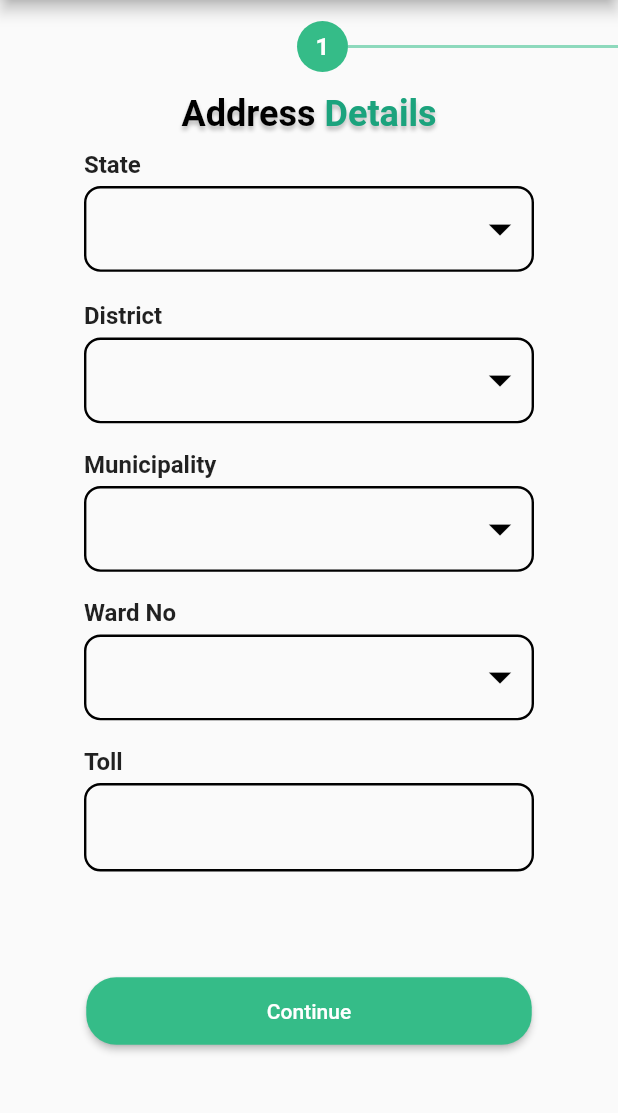
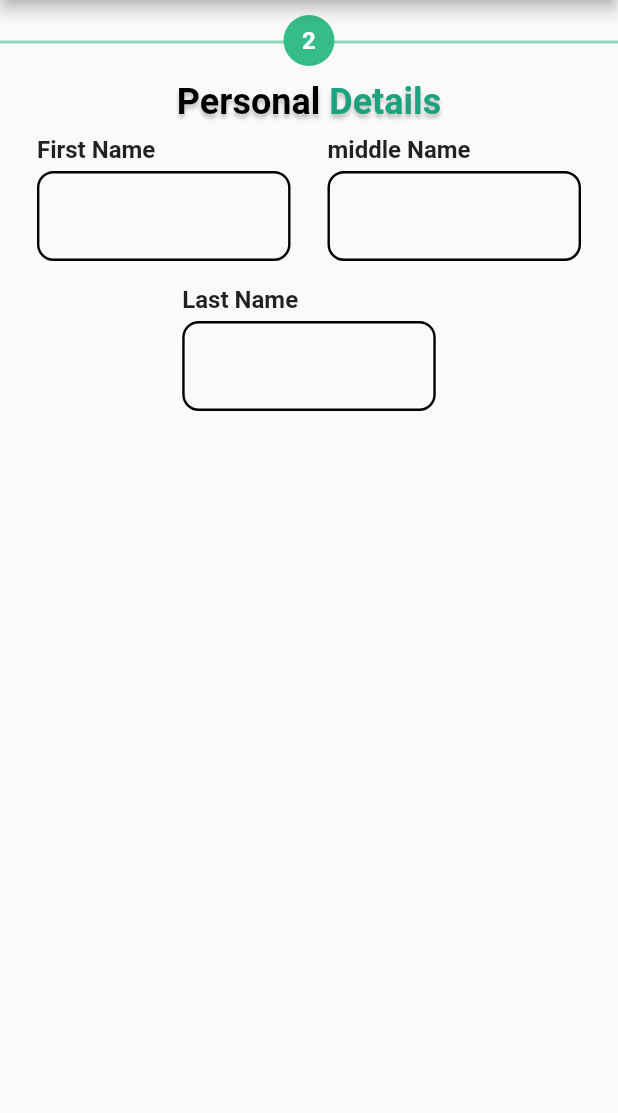
Before and after one commit to OsanKarki/FARMERS_MARKET, a Flutter app: the HomePage screen opened by its route, after a tap on "Continue", on a phone screen of 412 x 824 dp, the part 84-1197 px from its top. Run offline on Flutter 3.47's test engine with Material 2 defaults, Android fonts, the phone set to English and light mode, and no system bars; our stand-ins replace flutter_svg.

Commit message:
1st page form created

```diff
--- a/lib/core/utils/button.dart
+++ b/lib/core/utils/button.dart
@@ -1,6 +1,6 @@
 import 'package:flutter/material.dart';
 
-import '../../features/auth/login_page.dart';
+
 
 class ButtonWidgets extends StatelessWidget {
   final String? text;
--- /dev/null
+++ b/lib/core/widgets/drawer_screen.dart
@@ -0,0 +1,80 @@
+import 'package:flutter/material.dart';
+
+class MyDrawer extends StatefulWidget {
+  final int selectedIndex;
+
+  const MyDrawer({Key? key, required this.selectedIndex}) : super(key: key);
+
+  @override
+  _MyDrawerState createState() => _MyDrawerState();
+}
+
+class _MyDrawerState extends State<MyDrawer> {
+  List<Map<String, dynamic>> drawerItems = [
+    {'title': 'Home', 'icon': Icons.home},
+    {'title': 'Search', 'icon': Icons.search},
+    {'title': 'Notifications', 'icon': Icons.notifications},
+    {'title': 'Settings', 'icon': Icons.settings},
+  ];
+
+  @override
+  Widget build(BuildContext context) {
+    return Drawer(
+      child: ListView.builder(
+        itemCount: drawerItems.length,
+        itemBuilder: (BuildContext context, int index) {
+          return Container(
+            color: widget.selectedIndex == index ? Colors.green[100] : null,
+            child: ListTile(
+              leading: Icon(
+                drawerItems[index]['icon'],
+                color: widget.selectedIndex == index ? Colors.green : null,
+              ),
+              title: Text(
+                drawerItems[index]['title'],
+                style: TextStyle(
+                  color: widget.selectedIndex == index ? Colors.green : null,
+                ),
+              ),
+              onTap: () {
+                Navigator.pop(context);
+                Navigator.push(
+                  context,
+                  MaterialPageRoute(
+                    builder: (context) => MyPage(
+                      title: drawerItems[index]['title'],
+                      selectedIndex: index,
+                    ),
+                  ),
+                );
+              },
+            ),
+          );
+        },
+      ),
+    );
+  }
+}
+
+class MyPage extends StatelessWidget {
+  final String title;
+  final int selectedIndex;
+
+  const MyPage({Key? key, required this.title, required this.selectedIndex}) : super(key: key);
+
+  @override
+  Widget build(BuildContext context) {
+    return Scaffold(
+      appBar: AppBar(
+        title: Text(title),
+      ),
+      drawer: MyDrawer(selectedIndex: selectedIndex),
+      body: Center(
+        child: Text(
+          title,
+          style: const TextStyle(fontSize: 24),
+        ),
+      ),
+    );
+  }
+}
--- /dev/null
+++ b/lib/core/widgets/home_page_text_field.dart
@@ -0,0 +1,58 @@
+import 'package:flutter/material.dart';
+
+
+class HomePageTextField extends StatelessWidget {
+  final double height;
+  final double width;
+  final String text;
+  const HomePageTextField({
+    super.key,  required this.height,  required this.width, required this.text,
+  });
+
+
+
+  @override
+  Widget build(BuildContext context) {
+
+
+    return SizedBox(
+      height: height,
+      width: width,
+      child: Padding(
+        padding: const EdgeInsets.symmetric(vertical: 8),
+        child: Column(
+          crossAxisAlignment: CrossAxisAlignment.start,
+          children: [
+             Text(
+              text!,
+              style: const TextStyle(
+                  fontSize: 16, fontWeight: FontWeight.w700),
+            ),
+            const SizedBox(
+              height: 5,
+            ),
+            TextField(
+              style: const TextStyle(
+                fontSize: 17,
+              ),
+              decoration: InputDecoration(
+                hintStyle:
+                const TextStyle(color: Color(0xffB6B6B6)),
+                focusedBorder: OutlineInputBorder(
+                    borderRadius: BorderRadius.circular(11),
+                    borderSide: const BorderSide(
+                        color: Color(0xFF35BC88), width: 1.6)),
+                enabledBorder: OutlineInputBorder(
+                  borderRadius: BorderRadius.circular(11),
+                  borderSide: const BorderSide(
+                    width: 1.6,
+                  ),
+                ),
+              ),
+            )
+          ],
+        ),
+      ),
+    );
+  }
+}
--- a/lib/features/auth/login_page.dart
+++ b/lib/features/auth/login_page.dart
@@ -1,4 +1,4 @@
-import 'package:agriculture_app/features/mainpage/home_page.dart';
+import 'package:agriculture_app/features/mainpage/home_page/home_page.dart';
 import 'package:flutter/material.dart';
 
 import '../../core/utils/button.dart';
--- a/lib/features/mainpage/drawer/drawer_Page.dart
+++ b/lib/features/mainpage/drawer/drawer_Page.dart
@@ -1,7 +1,7 @@
 import 'package:agriculture_app/features/mainpage/drawer/drawer_list_Page/Drawer_sendtoserver_page.dart';
 import 'package:agriculture_app/features/mainpage/drawer/drawer_list_Page/Drawer_setting_page.dart';
 import 'package:agriculture_app/features/mainpage/drawer/drawer_list_Page/drawer_localdata_page.dart';
-import 'package:agriculture_app/features/mainpage/home_page.dart';
+import 'package:agriculture_app/features/mainpage/home_page/home_page.dart';
 import 'package:flutter/material.dart';
 import '../../../core/utils/drawer_list_tile.dart';
 
--- a/lib/features/mainpage/home_page.dart
+++ b/lib/features/mainpage/home_page/home_page.dart
@@ -1,10 +1,11 @@
 import 'package:agriculture_app/core/utils/button.dart';
 import 'package:agriculture_app/core/utils/color_switch_text.dart';
-import 'package:agriculture_app/core/utils/text_field_box.dart';
+import 'package:agriculture_app/features/mainpage/home_page/home_page2.dart';
 import 'package:flutter/material.dart';
 
-import '../../core/utils/primary_app_bar.dart';
-import 'drawer/drawer_Page.dart';
+import '../../../core/utils/primary_app_bar.dart';
+import '../../../core/widgets/home_page_text_field.dart';
+import '../drawer/drawer_Page.dart';
 
 class HomePage extends StatefulWidget {
   static const route = 'HomePage';
@@ -16,7 +17,7 @@ class HomePage extends StatefulWidget {
 }
 
 class _HomePageState extends State<HomePage> {
-  String? valueChoose;
+  String? listValue;
   String? districtValue;
   String? municipalitiesvalue;
   String? wardValue;
@@ -63,10 +64,6 @@ class _HomePageState extends State<HomePage> {
     "11",
     "12",
     "13",
-    "13",
-    "13",
-    "13",
-    "13",
     "14",
     "15",
     "16",
@@ -81,12 +78,22 @@ class _HomePageState extends State<HomePage> {
         scrollDirection: Axis.vertical,
         child: Column(
           children: [
+            const SizedBox(
+              height: 10,
+            ),
             Padding(
-              padding: const EdgeInsets.symmetric(vertical: 14),
-              child: Row(
-                mainAxisAlignment: MainAxisAlignment.end,
-                children: [
-                  const CircleAvatar(
+              padding: const EdgeInsets.symmetric(vertical: 10),
+              child: Stack(
+                children: const [
+                  Padding(
+                    padding: EdgeInsets.only(left: 200, top: 10),
+                    child: Divider(
+                      thickness: 2,
+                      color: Color(0xff8DD9BC),
+                    ),
+                  ),
+                  Center(
+                    child: CircleAvatar(
                       backgroundColor: Color(0xff35BC88),
                       radius: 17,
                       child: Text(
@@ -97,10 +104,6 @@ class _HomePageState extends State<HomePage> {
                             fontWeight: FontWeight.w700),
                       ),
                     ),
-                  Container(
-                    height: 2,
-                    width: 180,
-                    color: const Color(0xff8DD9BC),
                   ),
                 ],
               ),
@@ -120,22 +123,23 @@ class _HomePageState extends State<HomePage> {
                   children: [
                     const Text(
                       'State',
-                      style: TextStyle(fontSize: 16, fontWeight: FontWeight.w700),
+                      style:
+                          TextStyle(fontSize: 16, fontWeight: FontWeight.w700),
                     ),
-                    SizedBox(
+                    const SizedBox(
                       height: 5,
                     ),
-                    Padding(
-                      padding: const EdgeInsets.only(left: 0, right: 0),
-                      child: Container(
-                        padding: EdgeInsets.all(3),
+                    Container(
+                      padding: const EdgeInsets.all(3),
                       decoration: BoxDecoration(
+                        boxShadow: [],
                         border: Border.all(color: Colors.black, width: 1.6),
                         borderRadius: BorderRadius.circular(11),
                       ),
                       child: DropdownButton(
-                          dropdownColor: Color(0xff35BC88),
-                          underline: SizedBox(),
+                        borderRadius: BorderRadius.circular(10),
+                        dropdownColor: const Color(0xff35BC88),
+                        underline: const SizedBox(),
                         isExpanded: true,
                         hint: const Text(''),
                         icon: const Icon(
@@ -143,23 +147,26 @@ class _HomePageState extends State<HomePage> {
                           color: Colors.black,
                         ),
                         iconSize: 36,
-                          value: valueChoose,
-                          style: TextStyle(
+                        value: listValue,
+                        style: const TextStyle(
                           color: Colors.black,
                           fontSize: 19,
                         ),
                         onChanged: (newValue) {
                           setState(() {
-                              valueChoose = newValue as String?;
+                            listValue = newValue;
                           });
                         },
-                          items: listItem.map((valueItem) {
+                        items: listItem.map((listValue) {
                           return DropdownMenuItem(
-                              value: valueItem,
-                              child: Text(valueItem),
+                            value: listValue,
+                            child: Padding(
+                              padding:
+                                  const EdgeInsets.symmetric(horizontal: 7),
+                              child: Text(listValue),
+                            ),
                           );
                         }).toList(),
-                        ),
                       ),
                     )
                   ],
@@ -176,9 +183,10 @@ class _HomePageState extends State<HomePage> {
                   children: [
                     const Text(
                       'District',
-                      style: TextStyle(fontSize: 16, fontWeight: FontWeight.w700),
+                      style:
+                          TextStyle(fontSize: 16, fontWeight: FontWeight.w700),
                     ),
-                    SizedBox(
+                    const SizedBox(
                       height: 5,
                     ),
                     Padding(
@@ -190,6 +198,7 @@ class _HomePageState extends State<HomePage> {
                           borderRadius: BorderRadius.circular(11),
                         ),
                         child: DropdownButton(
+                          borderRadius: BorderRadius.circular(10),
                           dropdownColor: const Color(0xff35BC88),
                           underline: const SizedBox(),
                           isExpanded: true,
@@ -212,7 +221,11 @@ class _HomePageState extends State<HomePage> {
                           items: district.map((districtValue) {
                             return DropdownMenuItem(
                               value: districtValue,
+                              child: Padding(
+                                padding:
+                                    const EdgeInsets.symmetric(horizontal: 8),
                                 child: Text(districtValue),
+                              ),
                             );
                           }).toList(),
                         ),
@@ -232,9 +245,10 @@ class _HomePageState extends State<HomePage> {
                   children: [
                     const Text(
                       'Municipality',
-                      style: TextStyle(fontSize: 16, fontWeight: FontWeight.w700),
+                      style:
+                          TextStyle(fontSize: 16, fontWeight: FontWeight.w700),
                     ),
-                    SizedBox(
+                    const SizedBox(
                       height: 5,
                     ),
                     Padding(
@@ -246,6 +260,7 @@ class _HomePageState extends State<HomePage> {
                           borderRadius: BorderRadius.circular(11),
                         ),
                         child: DropdownButton(
+                          borderRadius: BorderRadius.circular(10),
                           dropdownColor: const Color(0xff35BC88),
                           underline: const SizedBox(),
                           isExpanded: true,
@@ -268,7 +283,11 @@ class _HomePageState extends State<HomePage> {
                           items: municipalty.map((municipalitiesvalue) {
                             return DropdownMenuItem(
                               value: municipalitiesvalue,
+                              child: Padding(
+                                padding:
+                                    const EdgeInsets.symmetric(horizontal: 8),
                                 child: Text(municipalitiesvalue),
+                              ),
                             );
                           }).toList(),
                         ),
@@ -288,9 +307,10 @@ class _HomePageState extends State<HomePage> {
                   children: [
                     const Text(
                       'Ward No',
-                      style: TextStyle(fontSize: 16, fontWeight: FontWeight.w700),
+                      style:
+                          TextStyle(fontSize: 16, fontWeight: FontWeight.w700),
                     ),
-                    SizedBox(
+                    const SizedBox(
                       height: 5,
                     ),
                     Padding(
@@ -302,6 +322,7 @@ class _HomePageState extends State<HomePage> {
                           borderRadius: BorderRadius.circular(11),
                         ),
                         child: DropdownButton(
+                          borderRadius: BorderRadius.circular(10),
                           dropdownColor: const Color(0xff35BC88),
                           underline: const SizedBox(),
                           isExpanded: true,
@@ -324,7 +345,11 @@ class _HomePageState extends State<HomePage> {
                           items: wardNo.map((wardValue) {
                             return DropdownMenuItem(
                               value: wardValue,
+                              child: Padding(
+                                padding:
+                                    const EdgeInsets.symmetric(horizontal: 8),
                                 child: Text(wardValue),
+                              ),
                             );
                           }).toList(),
                         ),
@@ -334,49 +359,22 @@ class _HomePageState extends State<HomePage> {
                 ),
               ),
             ),
-            SizedBox(
+            const HomePageTextField(
+              text: 'Toll',
+              width: 300,
               height: 100,
-              width: 300,
-              child: Padding(
-                padding: const EdgeInsets.symmetric(vertical: 8),
-                child: Column(
-                  crossAxisAlignment: CrossAxisAlignment.start,
-                  children: [
-                    const Text(
-                      'Toll',
-                      style: TextStyle(fontSize: 16, fontWeight: FontWeight.w700),
             ),
-                    SizedBox(
-                      height: 5,
-                    ),
-                    TextField(
-                      decoration: InputDecoration(
-
-                        hintStyle: const TextStyle(color: Color(0xffB6B6B6)),
-                        focusedBorder: OutlineInputBorder(
-
-                            borderRadius: BorderRadius.circular(11),
-                            borderSide: const BorderSide(color: Color(0xFF35BC88),width: 1.6)),
-                        enabledBorder: OutlineInputBorder(
-                          borderRadius: BorderRadius.circular(11),
-                          borderSide: const BorderSide(
-
-                            width: 1.6,
+            Padding(
+              padding: const EdgeInsets.symmetric(vertical: 60),
+              child: ButtonWidgets(
+                text: 'Continue',
+                onPressed: () {
+                  Navigator.pushNamed(context, HomePage2.route);
+                },
+                borderRadius: 20,
+                width: 265,
               ),
             ),
-                      ),
-                    )
-
-                  ],
-                ),
-              ),
-            ),
-
-            Padding(
-              padding: const EdgeInsets.symmetric(vertical: 60),
-              child: ButtonWidgets(text: 'Continue', onPressed: () {  }, borderRadius: 20,width: 265,),
-            ),
-
           ],
         ),
       ),
--- /dev/null
+++ b/lib/features/mainpage/home_page/home_page2.dart
@@ -0,0 +1,96 @@
+import 'package:agriculture_app/core/utils/primary_app_bar.dart';
+import 'package:agriculture_app/core/utils/text_field_box.dart';
+import 'package:agriculture_app/features/mainpage/drawer/drawer_Page.dart';
+import 'package:flutter/material.dart';
+
+import '../../../core/utils/color_switch_text.dart';
+import '../../../core/widgets/home_page_text_field.dart';
+
+class HomePage2 extends StatefulWidget {
+  static const route = 'HomePage2';
+  const HomePage2({Key? key}) : super(key: key);
+
+  @override
+  State<HomePage2> createState() => _HomePage2State();
+}
+
+class _HomePage2State extends State<HomePage2> {
+  @override
+  Widget build(BuildContext context) {
+    return Scaffold(
+        drawer: const NavBar(),
+        appBar: const PrimaryAppBar(),
+        body: Column(
+          children: [
+
+            Padding(
+              padding: const EdgeInsets.symmetric(vertical: 10),
+              child: Stack(
+                children: const [
+                  Padding(
+                    padding: EdgeInsets.only( top: 10),
+                    child: Divider(
+                      thickness: 2,
+                      color: Color(0xff8DD9BC),
+                    ),
+                  ),
+                  Center(
+                    child: CircleAvatar(
+                      backgroundColor: Color(0xff35BC88),
+                      radius: 17,
+                      child: Text(
+                        '2',
+                        style: TextStyle(
+                            color: Colors.white,
+                            fontSize: 16,
+                            fontWeight: FontWeight.w700),
+                      ),
+                    ),
+                  ),
+                ],
+              ),
+            ),
+            const ColorSwitchText(
+              text1: 'Personal',
+              text2: ' Details',
+              fontSize: 24,
+            ),
+            Row(
+              mainAxisAlignment: MainAxisAlignment.spaceEvenly,
+              children: const [
+                HomePageTextField(
+
+                  text: 'First Name',
+                  width: 169,
+                  height: 100,
+                ),
+                HomePageTextField(
+
+                  text: 'middle Name',
+                  width: 169,
+                  height: 100,
+                ),
+
+
+              ],
+            ),
+
+            Row(
+              mainAxisAlignment: MainAxisAlignment.spaceEvenly,
+              children: const [
+                HomePageTextField(
+
+                  text: 'Last Name',
+                  width: 169,
+                  height: 100,
+                ),
+
+
+
+              ],
+            ),
+
+          ],
+        ));
+  }
+}
--- a/lib/features/welcome_page.dart
+++ b/lib/features/mainpage/welcome_page/welcome_page.dart
@@ -3,7 +3,7 @@ import 'package:agriculture_app/features/auth/sign_up_page.dart';
 import 'package:flutter/material.dart';
 import 'package:flutter_svg/flutter_svg.dart';
 
-import '../core/utils/button.dart';
+import '../../../core/utils/button.dart';
 
 class WelcomePage extends StatelessWidget {
   static const route = 'WelcomePage';
--- a/lib/main.dart
+++ b/lib/main.dart
@@ -2,11 +2,12 @@ import 'package:agriculture_app/features/auth/login_page.dart';
 import 'package:agriculture_app/features/mainpage/drawer/drawer_list_Page/Drawer_sendtoserver_page.dart';
 import 'package:agriculture_app/features/mainpage/drawer/drawer_list_Page/Drawer_setting_page.dart';
 import 'package:agriculture_app/features/mainpage/drawer/drawer_list_Page/drawer_localdata_page.dart';
-import 'package:agriculture_app/features/mainpage/home_page.dart';
+import 'package:agriculture_app/features/mainpage/home_page/home_page.dart';
+import 'package:agriculture_app/features/mainpage/home_page/home_page2.dart';
 import 'package:flutter/material.dart';
 
 import 'features/auth/sign_up_page.dart';
-import 'features/welcome_page.dart';
+import 'features/mainpage/welcome_page/welcome_page.dart';
 
 void main() {
   runApp(const AgricultureApp());
@@ -25,6 +26,7 @@ class AgricultureApp extends StatelessWidget {
         LoginPage.route: (context) => const LoginPage(),
         SignUpPage.route: (context) => const SignUpPage(),
         HomePage.route:(context) => const HomePage(),
+        HomePage2.route:(context) => const HomePage2(),
         DrawerLocalDataPage.route:(context)=>  const DrawerLocalDataPage(),
         DrawerSendtoServerPage.route:(context)=>  const DrawerSendtoServerPage(),
         DrawerSettingPage.route:(context)=>  const DrawerSettingPage(),
```
Lines whose indentation alone changed are shown as unchanged.
